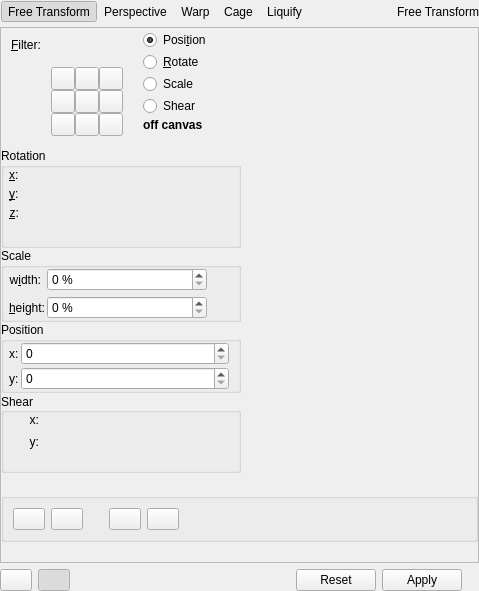
The window that plugins/tools/tool_transform2/wdg_tool_transform.ui (KDE/krita) describes before a commit, drawn with Qt 5.
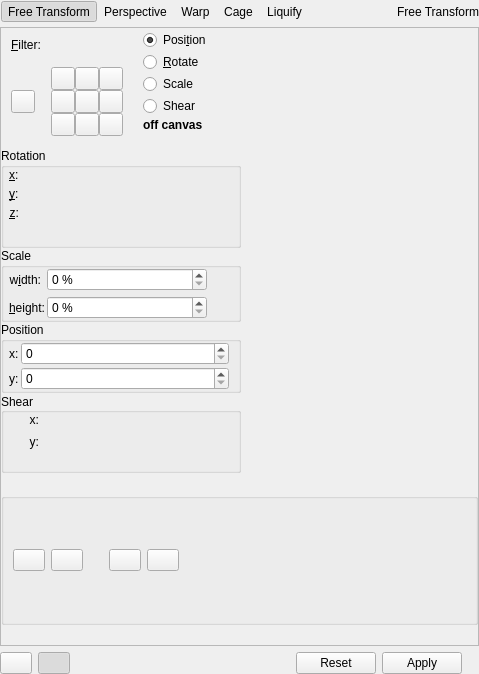
The same window after the commit. Custom widgets are drawn as their Qt base class.

Commit message:
Basic implementation of the Scale Around Pivot Point
This patch implements the basic functionality. You can scale around the
pivot point by:

1) Activating a special button in the Tool Options and dragging the corners
2) Pressing Alt while dragging the corners

Still TODO:
 - changing the values in spinboxes should also handle the anchor

Ref T119

```diff
--- a/plugins/tools/tool_transform2/wdg_tool_transform.ui
+++ b/plugins/tools/tool_transform2/wdg_tool_transform.ui
@@ -7,7 +7,7 @@
     <x>0</x>
     <y>0</y>
     <width>479</width>
-    <height>591</height>
+    <height>674</height>
    </rect>
   </property>
   <property name="sizePolicy">
@@ -516,6 +516,28 @@
              </property>
             </widget>
            </item>
+           <item row="1" column="0">
+            <widget class="QToolButton" name="btnScaleFromPivotPoint">
+             <property name="sizePolicy">
+              <sizepolicy hsizetype="Fixed" vsizetype="Fixed">
+               <horstretch>0</horstretch>
+               <verstretch>0</verstretch>
+              </sizepolicy>
+             </property>
+             <property name="toolTip">
+              <string>Scale around pivot point (Alt)</string>
+             </property>
+             <property name="text">
+              <string/>
+             </property>
+             <property name="checkable">
+              <bool>true</bool>
+             </property>
+             <property name="autoExclusive">
+              <bool>true</bool>
+             </property>
+            </widget>
+           </item>
           </layout>
          </item>
          <item>
```
Left out of the diff: 38 changed lines with no effect on the pictures. Lines whose indentation alone changed are shown as unchanged. The commit also changes 12 other files.
